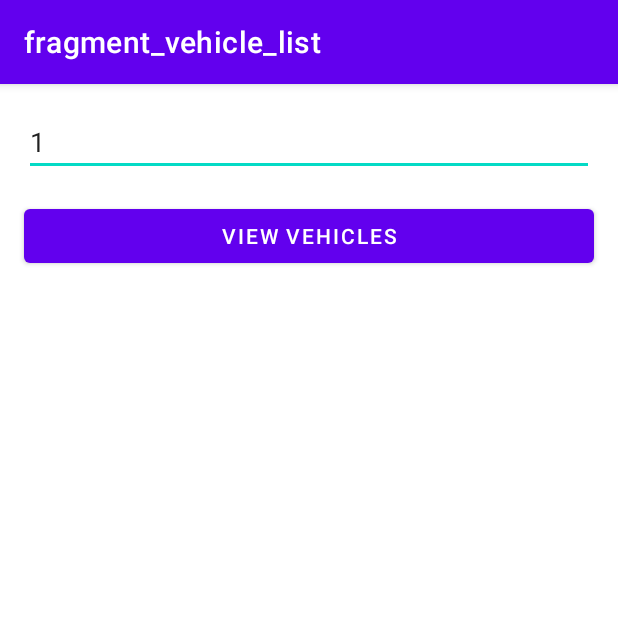
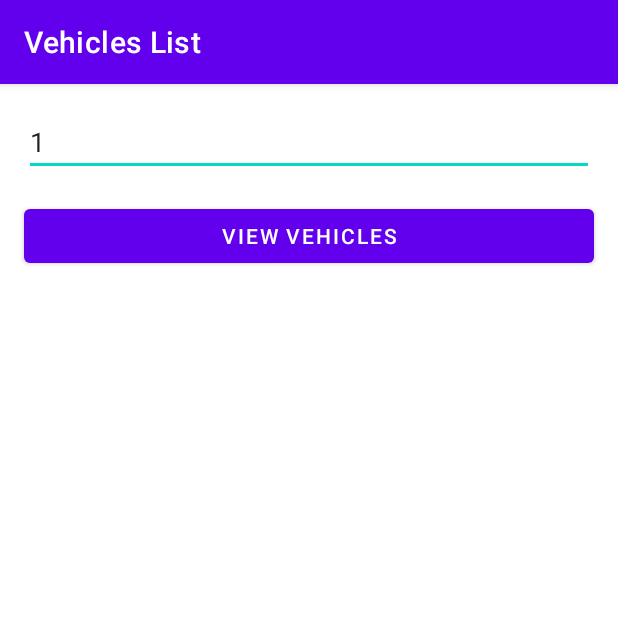
Before and after one commit to lloydharold14/Rides, an Android app: the screen it shows after launch (MainActivity), on a phone screen of 412 x 824 dp, the top half of it. Run offline under Robolectric (Android 15) with nearby library versions, the phone set to English and light mode, and no system bars; our stand-ins replace Dagger/Hilt's generated code, navigation-ui.

```diff
--- /dev/null
+++ b/app/src/main/res/drawable/baseline_local_gas_station_24.xml
@@ -0,0 +1,5 @@
+<vector android:height="24dp" android:tint="#100D0D"
+    android:viewportHeight="24" android:viewportWidth="24"
+    android:width="24dp" xmlns:android="http://schemas.android.com/apk/res/android">
+    <path android:fillColor="@android:color/white" android:pathData="M19.77,7.23l0.01,-0.01 -3.72,-3.72L15,4.56l2.11,2.11c-0.94,0.36 -1.61,1.26 -1.61,2.33 0,1.38 1.12,2.5 2.5,2.5 0.36,0 0.69,-0.08 1,-0.21v7.21c0,0.55 -0.45,1 -1,1s-1,-0.45 -1,-1L17,14c0,-1.1 -0.9,-2 -2,-2h-1L14,5c0,-1.1 -0.9,-2 -2,-2L6,3c-1.1,0 -2,0.9 -2,2v16h10v-7.5h1.5v5c0,1.38 1.12,2.5 2.5,2.5s2.5,-1.12 2.5,-2.5L20.5,9c0,-0.69 -0.28,-1.32 -0.73,-1.77zM12,10L6,10L6,5h6v5zM18,10c-0.55,0 -1,-0.45 -1,-1s0.45,-1 1,-1 1,0.45 1,1 -0.45,1 -1,1z"/>
+</vector>
--- a/app/src/main/res/navigation/my_nav.xml
+++ b/app/src/main/res/navigation/my_nav.xml
@@ -8,8 +8,8 @@
     <fragment
         android:id="@+id/vehicleListFragment"
         android:name="com.tkh.rides.presentation.vehiclesList.VehicleListFragment"
-        android:label="fragment_vehicle_list"
-        tools:layout="@layout/fragment_vehicle_list" >
+        android:label="Vehicles List"
+        tools:layout="@layout/fragment_vehicle_list">
         <action
             android:id="@+id/action_vehicleListFragment_to_vehicleDetailsFragment"
             app:destination="@id/vehicleDetailsFragment" />
@@ -17,13 +17,32 @@
     <fragment
         android:id="@+id/vehicleDetailsFragment"
         android:name="com.tkh.rides.presentation.vehicleDetails.VehicleDetailsFragment"
-        android:label="fragment_vehicle_details"
-        tools:layout="@layout/fragment_vehicle_details" >
+        android:label="Vehicle Details"
+        tools:layout="@layout/fragment_vehicle_details">
         <action
             android:id="@+id/action_vehicleDetailsFragment_to_vehicleListFragment"
             app:destination="@id/vehicleListFragment" />
         <argument
             android:name="vehicle"
             app:argType="com.tkh.rides.domain.model.Vehicle" />
+        <action
+            android:id="@+id/action_vehicleDetailsFragment_to_estimatedCarbonFragment"
+            app:destination="@id/estimatedCarbonFragment" />
+
     </fragment>
+    <dialog
+        android:id="@+id/estimatedCarbonFragment"
+        android:name="com.tkh.rides.presentation.estimatedCarbon.EstimatedCarbonFragment"
+        android:label="fragment_estimated_carbon"
+        tools:layout="@layout/fragment_estimated_carbon">
+
+        <action
+            android:id="@+id/action_estimatedCarbonFragment_to_vehicleDetailsFragment"
+            app:destination="@id/vehicleDetailsFragment" />
+        <argument
+            android:name="kilometrage"
+            app:argType="integer" />
+    </dialog>
+
+
 </navigation>
```
Also changed, not shown: app/src/main/java/com/tkh/rides/presentation/estimatedCarbon/EstimatedCarbonFragment.kt (added, +29 -0 lines), app/src/main/java/com/tkh/rides/presentation/estimatedCarbon/EstimatedCarbonViewModel.kt (added, +10 -0 lines), app/src/main/java/com/tkh/rides/presentation/vehicleDetails/VehicleDetailsFragment.kt (+9 -0 lines), app/src/main/res/layout/fragment_estimated_carbon.xml (added, +19 -0 lines), app/src/main/res/layout/fragment_vehicle_details.xml (+35 -23 lines).
